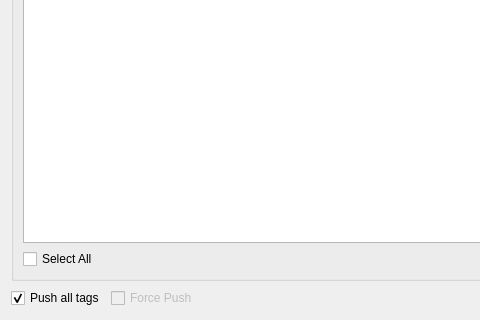
This is qgitpushdialog.ui in bokic/gitmaster as Qt 5 draws it before an edit; both pictures show x 0 to 480 and y 138 to 458 of the 675 by 458 pixel window. The edited form follows.
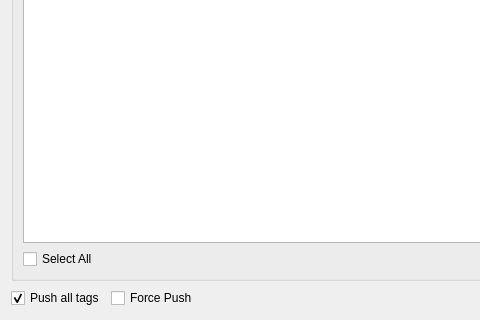
This is the edited form.

What changed in the file:
```diff
--- a/qgitpushdialog.ui
+++ b/qgitpushdialog.ui
@@ -64,9 +64,6 @@
      </item>
      <item>
       <widget class="QCheckBox" name="forcePush_checkBox">
-       <property name="enabled">
-        <bool>false</bool>
-       </property>
        <property name="text">
         <string>Force Push</string>
        </property>
```
Left out of the diff: 21 changed lines with no effect on the pictures.
